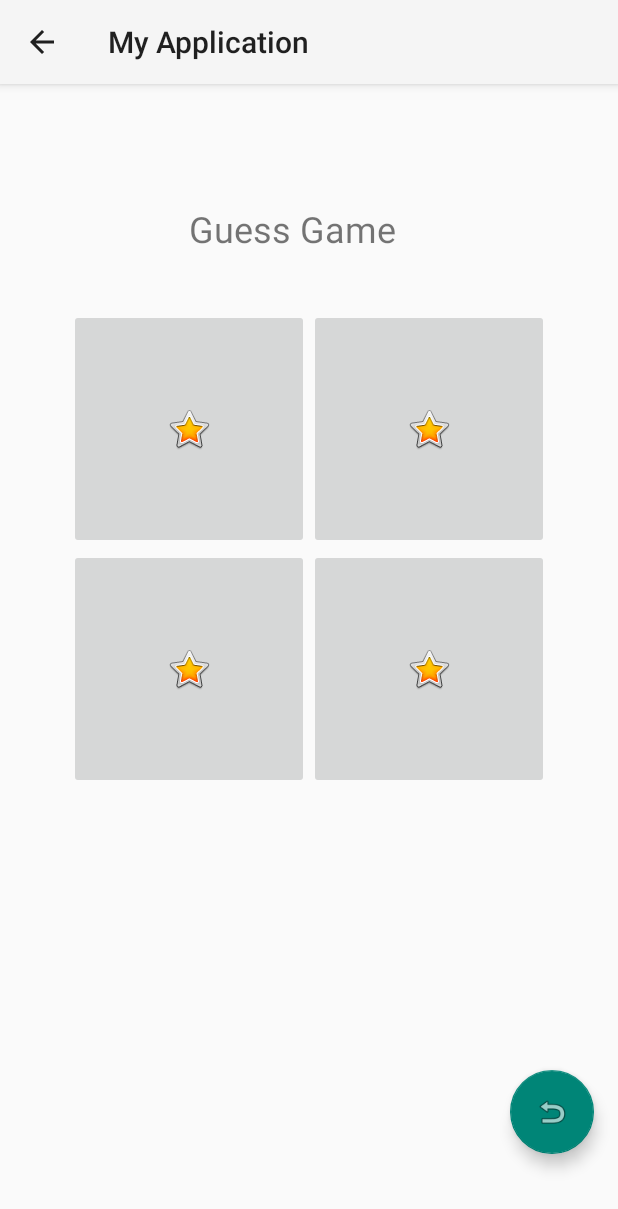
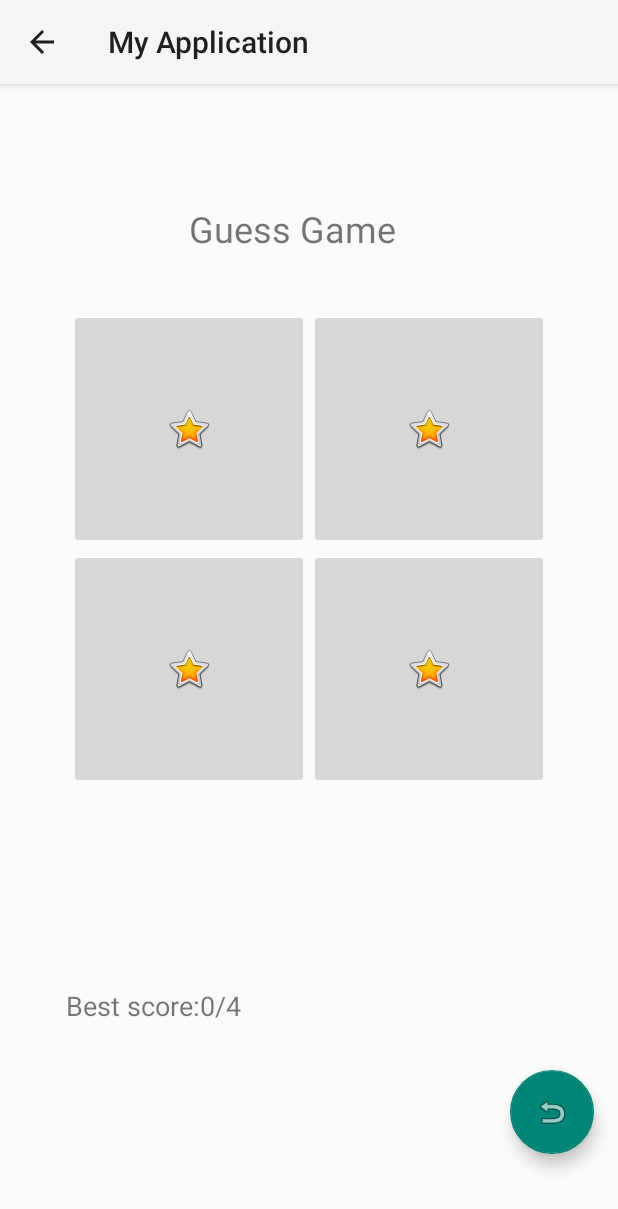
Before and after one commit to Miiaroma/android-java, an Android app: the Guess screen opened directly, with no data from a screen before it, on a phone screen of 412 x 824 dp. Shown: the top 1209 px of the screen. Run offline under Robolectric (Android 15) with nearby library versions, the phone set to English and light mode, and no system bars.

```diff
--- a/androidJava/app/src/main/java/com/example/myapplication/Guess.java
+++ b/androidJava/app/src/main/java/com/example/myapplication/Guess.java
@@ -2,8 +2,10 @@ package com.example.myapplication;
 
 import android.annotation.SuppressLint;
 import android.content.Intent;
+import android.content.SharedPreferences;
 import android.graphics.Color;
 import android.os.Bundle;
+import android.preference.PreferenceManager;
 import android.util.Log;
 import android.view.View;
 import android.view.animation.Animation;
@@ -15,7 +17,6 @@ import androidx.appcompat.app.AppCompatActivity;
 
 import com.google.android.material.floatingactionbutton.FloatingActionButton;
 
-import java.io.File;
 import java.util.Random;
 
 public class Guess extends AppCompatActivity implements View.OnClickListener {
@@ -31,7 +32,9 @@ public class Guess extends AppCompatActivity implements View.OnClickListener {
     int guess;
     int score;
     Intent intent;
-    //File fos;
+    /*File internalStorageDir;
+    File result;
+    File fos;*/
 
     @SuppressLint("SetTextI18n")
     @Override
@@ -51,10 +54,17 @@ public class Guess extends AppCompatActivity implements View.OnClickListener {
         floatingActionButton.setOnClickListener(this);
         animation = AnimationUtils.loadAnimation(getApplicationContext(), R.anim.roundanimation);
         bestScore = findViewById(R.id.bestScore);
+        bestScore.setText("Best score:"+score+"/" +MAX_COUNT);
         intent = new Intent(this, Guess.class);
-        File internalStorageDir = getFilesDir();
-        File score = new File(internalStorageDir, "score.csv");
-
+        SharedPreferences myPreferences
+                = PreferenceManager.getDefaultSharedPreferences(Guess.this);
+        SharedPreferences.Editor myEditor = myPreferences.edit();
+        myEditor.putInt("Score", score);
+        myEditor.commit();
+        score = myPreferences.getInt("Score", guess);
+        /*internalStorageDir = getFilesDir();
+        result = new File(internalStorageDir, "result.csv");
+        write();*/
     }
 
     public int getRandom() {
@@ -67,14 +77,16 @@ public class Guess extends AppCompatActivity implements View.OnClickListener {
         if(guess > score) {
             score = guess;
             bestScore.setText("Best score:"+guess+"/" +MAX_COUNT);
+        }else {
+            bestScore.setText("Best score:"+score+"/" +MAX_COUNT);
         }
 
     }
 
-    /*public void write(
+    /*public void write()
     {
         // Create file output stream
-        fos = new FileOutputStream(score);
+        fos = new FileOutputStream(result);
         // Write a line to the file
         fos.write(guess.getBytes());
         // Close the file output stream
```
Also changed, not shown: androidJava/app/src/main/java/com/example/myapplication/ui/notifications/NotificationsFragment.java (+6 -22 lines), androidJava/app/src/main/res/layout/fragment_notifications.xml (+21 -18 lines).
